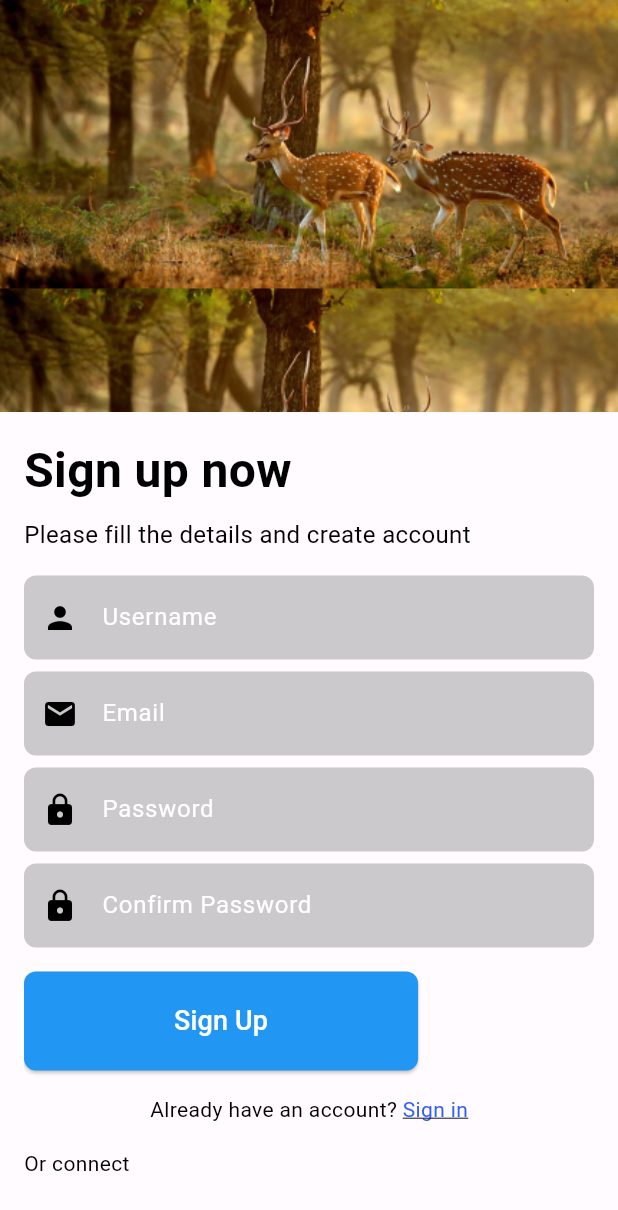
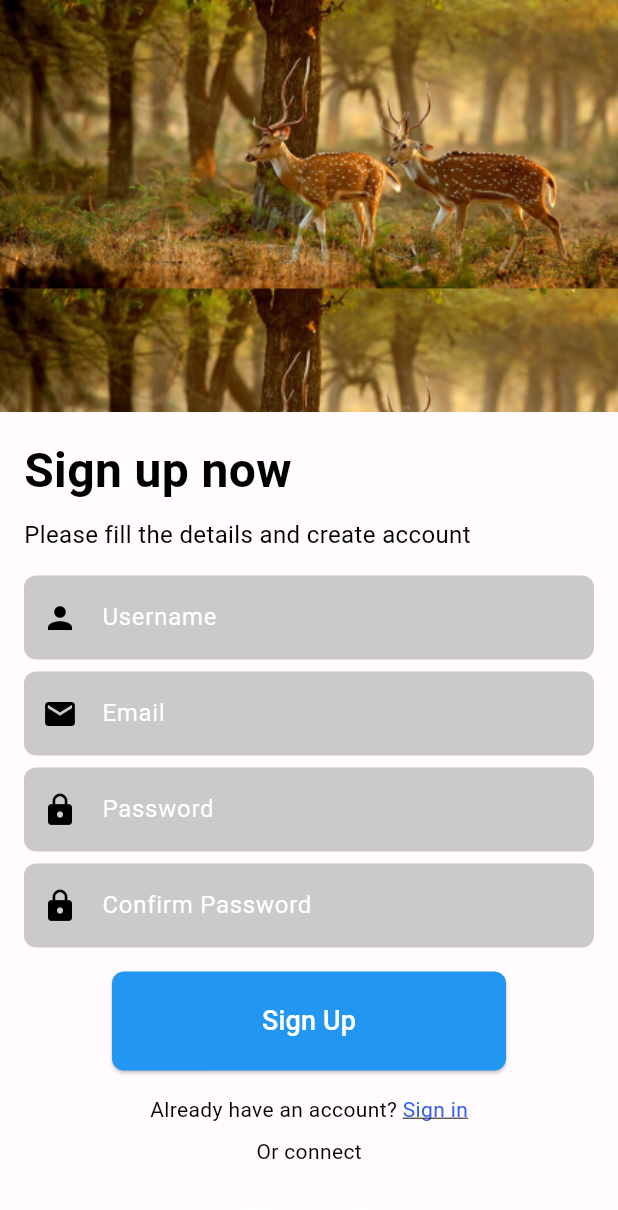
Before and after one commit to naamiahmed/TrekTempo, a Flutter app: the SignUpPage screen opened directly, on a phone screen of 412 x 824 dp. Shown: the top 1210 px of the screen. Run offline on Flutter 3.47's test engine with Material 3 defaults, Android fonts, the phone set to English and light mode, and no system bars.

Commit message:
chore: Update SignUp page layout and styles

```diff
--- a/Front- End/lib/Pages/Sign-In-Up/SignUp.dart
+++ b/Front- End/lib/Pages/Sign-In-Up/SignUp.dart
@@ -57,6 +57,10 @@ class SignUpPage extends StatelessWidget {
                         const SizedBox(height: 8),
                         _buildPasswordField(Icons.lock, 'Confirm Password',Color.fromARGB(255, 60, 60, 60)),
                         const SizedBox(height: 16),
+
+                        Row(
+                          mainAxisAlignment: MainAxisAlignment.center,
+                          children: [
                               ElevatedButton(
                           onPressed: () {
                             Navigator.push(
@@ -80,6 +84,9 @@ class SignUpPage extends StatelessWidget {
                             ),
                           ),
                         ),
+                          ],
+                        ),
+
                         const SizedBox(height: 16),
                         Row(
                           mainAxisAlignment: MainAxisAlignment.center,
@@ -104,13 +111,20 @@ class SignUpPage extends StatelessWidget {
                             ),
                           ],
                         ),
-                        const SizedBox(height: 16),
-                        const Text(
+                        const SizedBox(height: 8),
+                        const Row(
+                          mainAxisAlignment: MainAxisAlignment.center,
+                          children: [
+                            Text(
                              'Or connect',
+                              textAlign: TextAlign.center,
                               style: TextStyle(
                               color: Color.fromARGB(255, 0, 0, 0),
                                      ),
                             ),
+                          ],
+                              ),
+
                         const SizedBox(height: 16),
                         Row(
                           mainAxisAlignment: MainAxisAlignment.center,
```
Lines whose indentation alone changed are shown as unchanged.
